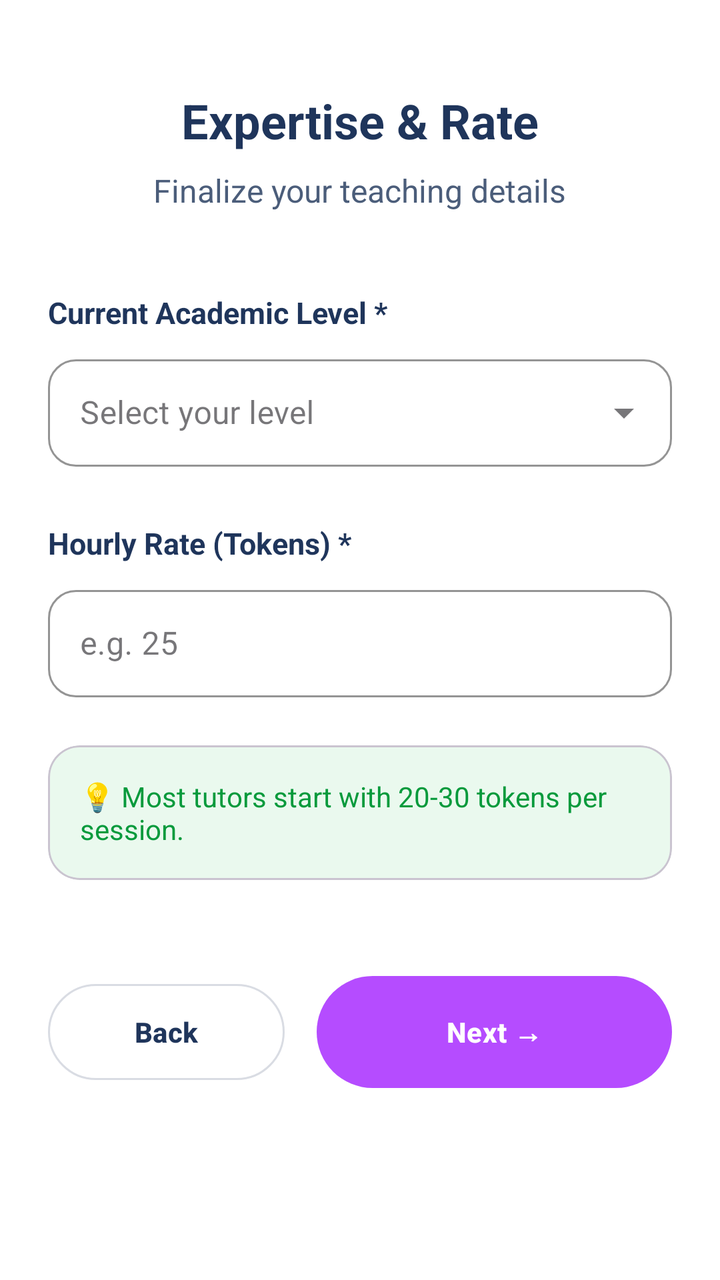
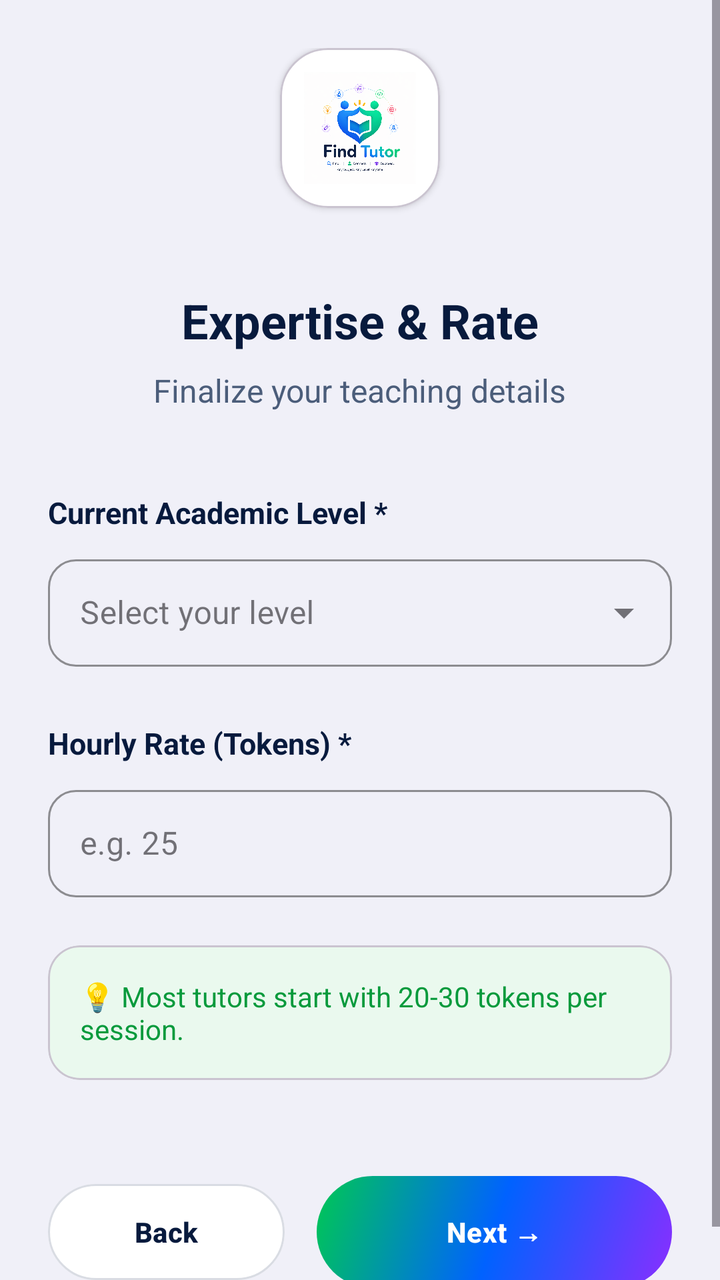

Before-and-after screenshots of an Android layout around one commit, followed by the original layout XML and the change that was made.
<!-- AndroidManifest.xml: application theme Theme.PeerTutoringApollo -->
<!-- res/layout/fragment_tutor_details.xml -->
<?xml version="1.0" encoding="utf-8"?>
<ScrollView xmlns:android="http://schemas.android.com/apk/res/android"
    xmlns:app="http://schemas.android.com/apk/res-auto"
    android:layout_width="match_parent"
    android:layout_height="match_parent"
    android:background="#FFFFFF">

    <LinearLayout
        android:layout_width="match_parent"
        android:layout_height="wrap_content"
        android:orientation="vertical"
        android:padding="24dp"
        android:gravity="center_horizontal">

        <TextView
            android:layout_width="wrap_content"
            android:layout_height="wrap_content"
            android:layout_marginTop="20dp"
            android:text="Expertise &amp; Rate"
            android:textColor="#1F355B"
            android:textSize="24sp"
            android:textStyle="bold" />

        <TextView
            android:layout_width="wrap_content"
            android:layout_height="wrap_content"
            android:layout_marginTop="8dp"
            android:text="Finalize your teaching details"
            android:textColor="#4B5D7A"
            android:textSize="16sp" />

        <LinearLayout
            android:layout_width="match_parent"
            android:layout_height="wrap_content"
            android:orientation="vertical"
            android:layout_marginTop="40dp">

            <TextView
                android:layout_width="wrap_content"
                android:layout_height="wrap_content"
                android:text="Current Academic Level *"
                android:textColor="#1F355B"
                android:textSize="15sp"
                android:textStyle="bold" />

            <com.google.android.material.textfield.TextInputLayout
                style="@style/Widget.MaterialComponents.TextInputLayout.OutlinedBox.ExposedDropdownMenu"
                android:layout_width="match_parent"
                android:layout_height="wrap_content"
                android:layout_marginTop="8dp"
                app:boxCornerRadiusBottomEnd="14dp"
                app:boxCornerRadiusBottomStart="14dp"
                app:boxCornerRadiusTopEnd="14dp"
                app:boxCornerRadiusTopStart="14dp"
                app:boxStrokeColor="#0062FF">

                <AutoCompleteTextView
                    android:id="@+id/autoCompleteLevel"
                    android:layout_width="match_parent"
                    android:layout_height="wrap_content"
                    android:hint="Select your level"
                    android:inputType="none"
                    android:padding="16dp"
                    android:textColor="#1F355B" />
            </com.google.android.material.textfield.TextInputLayout>

            <TextView
                android:layout_width="wrap_content"
                android:layout_height="wrap_content"
                android:layout_marginTop="28dp"
                android:text="Hourly Rate (Tokens) *"
                android:textColor="#1F355B"
                android:textSize="15sp"
                android:textStyle="bold" />

            <com.google.android.material.textfield.TextInputLayout
                style="@style/Widget.MaterialComponents.TextInputLayout.OutlinedBox"
                android:layout_width="match_parent"
                android:layout_height="wrap_content"
                android:layout_marginTop="8dp"
                app:boxCornerRadiusBottomEnd="14dp"
                app:boxCornerRadiusBottomStart="14dp"
                app:boxCornerRadiusTopEnd="14dp"
                app:boxCornerRadiusTopStart="14dp"
                app:boxStrokeColor="#0062FF"
                app:prefixText="Tokens: "
                app:prefixTextColor="#00D285">

                <com.google.android.material.textfield.TextInputEditText
                    android:id="@+id/editTextRate"
                    android:layout_width="match_parent"
                    android:layout_height="wrap_content"
                    android:hint="e.g. 25"
                    android:inputType="number"
                    android:padding="16dp"
                    android:textColor="#1F355B" />
            </com.google.android.material.textfield.TextInputLayout>

            <com.google.android.material.card.MaterialCardView
                android:layout_width="match_parent"
                android:layout_height="wrap_content"
                android:layout_marginTop="24dp"
                app:cardCornerRadius="16dp"
                app:cardBackgroundColor="#EAF9EE"
                app:cardElevation="0dp">
                <TextView
                    android:layout_width="match_parent"
                    android:layout_height="wrap_content"
                    android:padding="16dp"
                    android:text="💡 Most tutors start with 20-30 tokens per session."
                    android:textColor="#089A3C"
                    android:textSize="14sp" />
            </com.google.android.material.card.MaterialCardView>

        </LinearLayout>

        <LinearLayout
            android:layout_width="match_parent"
            android:layout_height="wrap_content"
            android:layout_marginTop="48dp"
            android:orientation="horizontal">

            <Button
                android:id="@+id/buttonBack"
                android:layout_width="0dp"
                android:layout_height="56dp"
                android:layout_weight="1"
                android:backgroundTint="#FFFFFF"
                android:text="Back"
                android:textAllCaps="false"
                android:textColor="#1F355B"
                android:textStyle="bold"
                app:strokeColor="#D9DCE3"
                app:strokeWidth="1dp"
                app:cornerRadius="28dp" />

            <Space
                android:layout_width="16dp"
                android:layout_height="1dp" />

            <Button
                android:id="@+id/buttonContinue"
                android:layout_width="0dp"
                android:layout_height="56dp"
                android:layout_weight="1.5"
                android:background="@drawable/bg_button_gradient"
                android:text="Next →"
                android:textAllCaps="false"
                android:textColor="#FFFFFF"
                android:textStyle="bold"
                app:backgroundTint="@null" />
        </LinearLayout>

    </LinearLayout>
</ScrollView>
<!-- resources referenced by this layout -->
<resources>
  <!-- drawable bg_button_gradient (drawable) -->
  <?xml version="1.0" encoding="utf-8"?>
  <shape xmlns:android="http://schemas.android.com/apk/res/android">
      <gradient
          android:startColor="#B54CFF"
          android:endColor="#B54CFF"
          android:angle="0" />
      <corners android:radius="28dp" />
  </shape>
  <style name="Theme.PeerTutoringApollo" parent="Base.Theme.PeerTutoringApollo" />
  <style name="Base.Theme.PeerTutoringApollo" parent="Theme.Material3.DayNight.NoActionBar">
          
          
      </style>
</resources>

<!-- the commit's change to res/layout/fragment_tutor_details.xml (unified diff, before → after) -->
@@ -3,7 +3,7 @@
     xmlns:app="http://schemas.android.com/apk/res-auto"
     android:layout_width="match_parent"
     android:layout_height="match_parent"
-    android:background="#FFFFFF">
+    android:background="#F0F0F8">
 
     <LinearLayout
         android:layout_width="match_parent"
@@ -12,12 +12,29 @@
         android:padding="24dp"
         android:gravity="center_horizontal">
 
+        
+        <com.google.android.material.card.MaterialCardView
+            android:layout_width="80dp"
+            android:layout_height="80dp"
+            android:layout_marginBottom="20dp"
+            app:cardCornerRadius="24dp"
+            app:cardBackgroundColor="#FFFFFF"
+            app:cardElevation="2dp">
+            <ImageView
+                android:layout_width="match_parent"
+                android:layout_height="match_parent"
+                android:padding="12dp"
+                android:src="@drawable/ic_app_logo"
+                android:scaleType="fitCenter"
+                android:contentDescription="Find Tutor"/>
+        </com.google.android.material.card.MaterialCardView>
+
         <TextView
             android:layout_width="wrap_content"
             android:layout_height="wrap_content"
             android:layout_marginTop="20dp"
             android:text="Expertise &amp; Rate"
-            android:textColor="#1F355B"
+            android:textColor="#071A3D"
             android:textSize="24sp"
             android:textStyle="bold" />
 
@@ -39,7 +56,7 @@
                 android:layout_width="wrap_content"
                 android:layout_height="wrap_content"
                 android:text="Current Academic Level *"
-                android:textColor="#1F355B"
+                android:textColor="#071A3D"
                 android:textSize="15sp"
                 android:textStyle="bold" />
 
@@ -61,7 +78,7 @@
                     android:hint="Select your level"
                     android:inputType="none"
                     android:padding="16dp"
-                    android:textColor="#1F355B" />
+                    android:textColor="#071A3D" />
             </com.google.android.material.textfield.TextInputLayout>
 
             <TextView
@@ -69,7 +86,7 @@
                 android:layout_height="wrap_content"
                 android:layout_marginTop="28dp"
                 android:text="Hourly Rate (Tokens) *"
-                android:textColor="#1F355B"
+                android:textColor="#071A3D"
                 android:textSize="15sp"
                 android:textStyle="bold" />
 
@@ -93,7 +110,7 @@
                     android:hint="e.g. 25"
                     android:inputType="number"
                     android:padding="16dp"
-                    android:textColor="#1F355B" />
+                    android:textColor="#071A3D" />
             </com.google.android.material.textfield.TextInputLayout>
 
             <com.google.android.material.card.MaterialCardView
@@ -128,7 +145,7 @@
                 android:backgroundTint="#FFFFFF"
                 android:text="Back"
                 android:textAllCaps="false"
-                android:textColor="#1F355B"
+                android:textColor="#071A3D"
                 android:textStyle="bold"
                 app:strokeColor="#D9DCE3"
                 app:strokeWidth="1dp"
<!-- resource entries referenced after the edit -->
@@ -4,11 +4,13 @@
   <?xml version="1.0" encoding="utf-8"?>
   <shape xmlns:android="http://schemas.android.com/apk/res/android">
       <gradient
-          android:startColor="#B54CFF"
-          android:endColor="#B54CFF"
-          android:angle="0" />
+          android:startColor="#8A2EFF"
+          android:centerColor="#0062FF"
+          android:endColor="#00C853"
+          android:angle="135" />
       <corners android:radius="28dp" />
   </shape>
+  <!-- drawable ic_app_logo: png bitmap (drawable, 439467 bytes) -->
   <style name="Theme.PeerTutoringApollo" parent="Base.Theme.PeerTutoringApollo" />
   <style name="Base.Theme.PeerTutoringApollo" parent="Theme.Material3.DayNight.NoActionBar">
           
